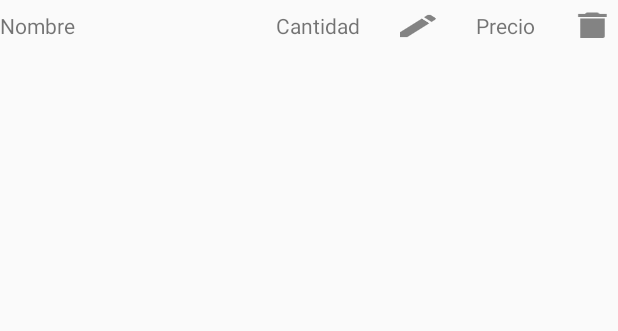
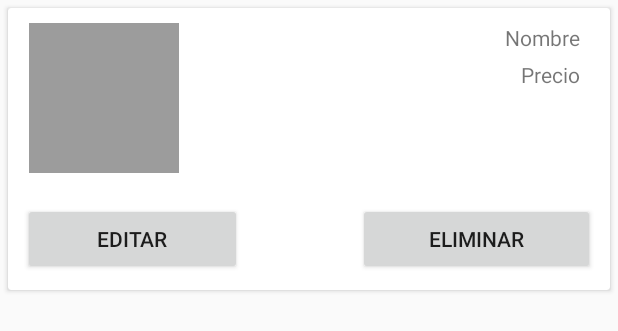
Before and after one commit to eduardo9104/Preventa, an Android app: the layout fragment_pedido.xml on its own in the app's theme, with its tools: preview values and no code run, on a phone screen of 412 x 824 dp. Shown: the top 331 px of the screen. Run offline under Robolectric (Android 15) with nearby library versions, the phone set to English and light mode, and no system bars.

```diff
--- a/app/src/main/java/com/systematic/preventa/Fragment/PedidosFragment.java
+++ b/app/src/main/java/com/systematic/preventa/Fragment/PedidosFragment.java
@@ -12,8 +12,6 @@ import android.view.ViewGroup;
 
 import com.systematic.preventa.Entity.Pedido;
 import com.systematic.preventa.R;
-import com.systematic.preventa.dummy.DummyContent;
-import com.systematic.preventa.dummy.DummyContent.DummyItem;
 
 import java.io.Serializable;
 import java.util.ArrayList;
--- a/app/src/main/java/com/systematic/preventa/Util/AmountFragment.java
+++ b/app/src/main/java/com/systematic/preventa/Util/AmountFragment.java
@@ -6,11 +6,13 @@ import android.content.Context;
 import android.content.DialogInterface;
 import android.view.LayoutInflater;
 import android.view.View;
+import android.widget.Button;
 import android.widget.EditText;
 import android.widget.TextView;
 import android.widget.Toast;
 
 import com.systematic.preventa.DataBase.PedidoDB;
+import com.systematic.preventa.DataBase.StringTitle;
 import com.systematic.preventa.Entity.Pedido;
 import com.systematic.preventa.Entity.Product;
 import com.systematic.preventa.R;
@@ -27,9 +29,9 @@ public class AmountFragment {
 
         // 2. Chain together various setter methods to set the dialog characteristic
         View dialog_view = inflater.inflate(R.layout.dialog_add_amount, null);
-        TextView amount = view.findViewById(R.id.recipe_amount_value);
+        Button amount = view.findViewById(R.id.recipe_edit_btn);
         if(amount!=null){
-            ((TextView)dialog_view.findViewById(R.id.dialog_cantidad)).setText(amount.getText());
+            ((TextView)dialog_view.findViewById(R.id.dialog_cantidad)).setText(pedidos.get(pedidoPos).getParseCantidad());
         }
 
         builder.setView(dialog_view)
--- a/app/src/main/res/layout/fragment_pedido.xml
+++ b/app/src/main/res/layout/fragment_pedido.xml
@@ -1,17 +1,41 @@
-<?xml version="1.0" encoding="utf-8"?>
+<android.support.v7.widget.CardView xmlns:android="http://schemas.android.com/apk/res/android"
+    xmlns:card_view="http://schemas.android.com/apk/res-auto"
+    style="@style/Base.TextAppearance.AppCompat"
+    android:layout_width="match_parent"
+    android:layout_height="wrap_content"
+    android:theme="@style/AppTheme"
+    card_view:cardBackgroundColor="@color/colorBackground"
+    android:layout_margin="5dp"
+    card_view:cardCornerRadius="2dp">
 
     <LinearLayout xmlns:android="http://schemas.android.com/apk/res/android"
-    xmlns:tools="http://schemas.android.com/tools"
         android:layout_width="match_parent"
-    android:layout_height="20dp"
-    android:layout_marginBottom="5dp"
-    android:layout_marginTop="5dp"
-    tools:context="com.systematic.preventa.Fragment.PedidosFragment">
+        android:layout_height="wrap_content"
+        android:padding="10dp"
+        android:orientation="vertical">
+
+        <LinearLayout
+            android:orientation="horizontal"
+            android:layout_width="match_parent"
+            android:layout_height="wrap_content">
+
+            <ImageView
+                android:id="@+id/recipe_image"
+                android:layout_width="100dp"
+                android:layout_height="100dp"
+                android:layout_marginLeft="4dp"
+                android:background="@color/colorImage" />
+            <LinearLayout
+                android:layout_marginLeft="5dp"
+                android:orientation="vertical"
+                android:layout_width="match_parent"
+                android:layout_height="wrap_content">
 
                 <TextView
                     android:id="@+id/recipe_id"
                     android:layout_width="wrap_content"
                     android:layout_height="wrap_content"
+                    android:textAlignment="center"
                     android:layout_margin="@dimen/text_margin"
                     android:textAppearance="?attr/textAppearanceListItem"
                     android:visibility="gone" />
@@ -19,44 +43,60 @@
 
                 <TextView
                     android:id="@+id/recipe_name_value"
+                    android:layout_marginRight="10dp"
+                    android:layout_gravity="end"
                     android:layout_width="wrap_content"
                     android:layout_height="wrap_content"
-        android:layout_weight="0.5"
                     android:shadowColor="@color/colorImage"
                     android:text="@string/recipe_name_title" />
 
                 <TextView
-        android:id="@+id/recipe_amount_value"
+                    android:layout_marginTop="5dp"
+                    android:id="@+id/recipe_price_value"
+                    android:layout_marginRight="10dp"
+                    android:layout_gravity="end"
                     android:layout_width="wrap_content"
                     android:layout_height="wrap_content"
-        android:layout_weight="0.2"
-        android:shadowColor="@color/colorImage"
-        android:text="@string/recipe_amount_title"
-
-        android:textAlignment="center" />
-
-    <Button
-        android:id="@+id/recipe_edit_btn"
-        style="@style/Widget.AppCompat.Button"
-        android:layout_width="10dp"
-        android:layout_height="20dp"
-        android:layout_weight="0.1"
-        android:background="@drawable/ic_action_edit" />
-
-    <TextView
-        android:id="@+id/recipe_price_value"
-        android:layout_width="wrap_content"
-        android:layout_height="wrap_content"
-        android:layout_weight="0.2"
                     android:shadowColor="@color/colorImage"
                     android:text="@string/recipe_price_title"
                     android:textAlignment="center" />
 
+            </LinearLayout>
+
+
+
+
+        </LinearLayout>
+
+
+        <LinearLayout
+            android:layout_marginTop="20dp"
+            android:layout_width="match_parent"
+            android:layout_height="wrap_content"
+            android:orientation="horizontal">
+
+            <Button
+                android:id="@+id/recipe_edit_btn"
+                android:layout_width="wrap_content"
+                android:layout_height="wrap_content"
+                android:layout_weight="0.3"
+                android:text="@string/action_edit"
+                style="@style/Widget.AppCompat.Button" />
+
+
+            <Space
+                android:layout_width="wrap_content"
+                android:layout_height="wrap_content"
+                android:layout_weight="0.4" />
+
             <Button
                 android:id="@+id/recipe_delete_btn"
+                android:layout_width="100dp"
+                android:layout_height="wrap_content"
+                android:layout_weight="0.3"
                 style="@style/Widget.AppCompat.Button"
-        android:layout_width="10dp"
-        android:layout_height="24dp"
-        android:layout_weight="0.1"
-        android:background="@drawable/ic_action_delete" />
+                android:text="@string/action_delete" />
         </LinearLayout>
+    </LinearLayout>
+
+</android.support.v7.widget.CardView>
```
Also changed, not shown: app/src/main/java/com/systematic/preventa/Fragment/PedidosAdapter.java (+7 -6 lines), app/src/main/java/com/systematic/preventa/MainActivity.java (+5 -4 lines), app/src/main/java/com/systematic/preventa/dummy/DummyContent.java (deleted, +0 -72 lines), app/src/main/res/drawable/ic_unfold_more_black_24dp.xml (added, +9 -0 lines), app/src/main/res/layout/fragment_pedido_main.xml (+4 -37 lines), app/src/main/res/layout/fragment_product.xml (+4 -5 lines). Lines whose indentation alone changed are shown as unchanged.
